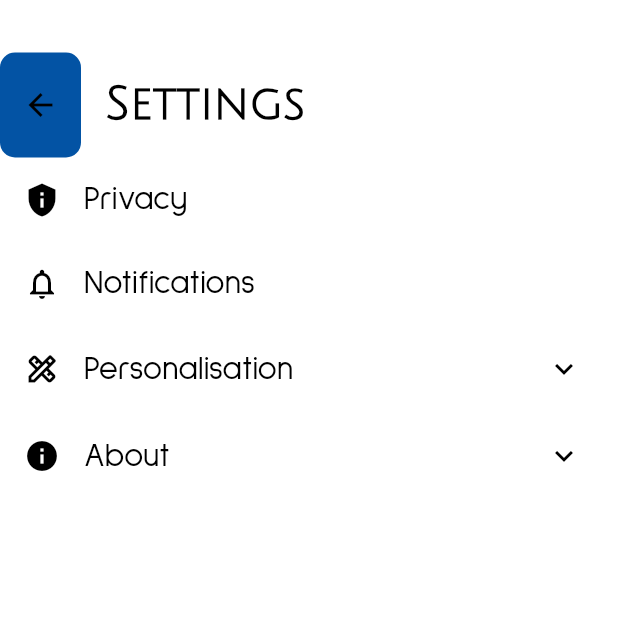
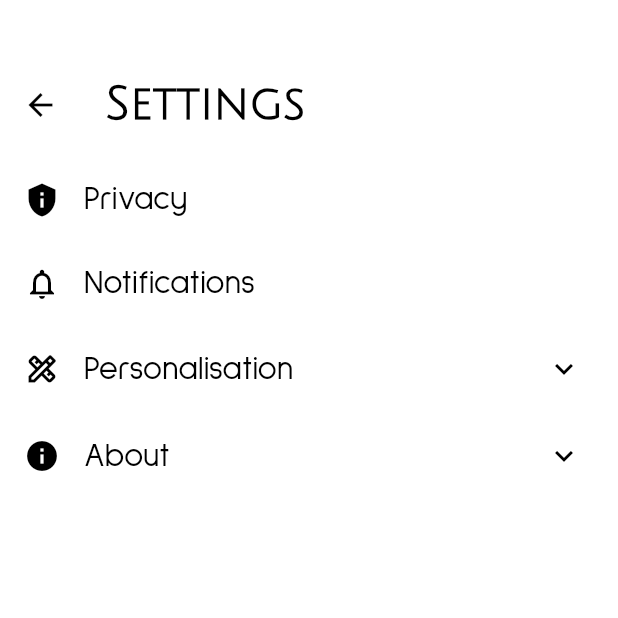
Before and after one commit to LahiruHW/toasties_kitahack, a Flutter app: the SettingsPage screen opened by its route, on a phone screen of 412 x 824 dp, the top half of it. Run offline on Flutter 3.47's test engine with Material 3 defaults, Android fonts, the light colour scheme and no system bars; our stand-ins replace animated_toggle_switch, cached_network_image, cloud_firestore, envied, firebase_auth, firebase_core and 4 more; missing offline and left inert: word_generator; accounts and stored records are empty; network calls fail.

Commit message:
update theme with cardTheme + minor UI tweaks

```diff
--- a/toasties_flutter/lib/common/settings_page.dart
+++ b/toasties_flutter/lib/common/settings_page.dart
@@ -31,6 +31,11 @@ class _SettingsPageState extends State<SettingsPage> {
             child: NavigationToolbar(
               centerMiddle: false,
               leading: IconButton(
+                style: const ButtonStyle(
+                  backgroundColor: MaterialStatePropertyAll(
+                    Colors.transparent,
+                  ),
+                ),
                 icon: Icon(
                   Icons.arrow_back,
                   color: Theme.of(context)
--- a/toasties_flutter/lib/login/login_legalease.dart
+++ b/toasties_flutter/lib/login/login_legalease.dart
@@ -107,7 +107,6 @@ class _LoginLegalEaseState extends State<LoginLegalEase> {
                     .titleLarge!
                     .copyWith(fontSize: 40),
               ),
-              const SizedBox(height: 60),
               Text(
                 "Enter your LegalEase account details below",
                 style: Theme.of(context).textTheme.bodySmall,
@@ -131,7 +130,7 @@ class _LoginLegalEaseState extends State<LoginLegalEase> {
                           .copyWith(color: Colors.black),
                       decoration: InputDecoration(
                         // fillColor: Colors.transparent,
-                        suffix: isEmailValid
+                        suffixIcon: isEmailValid
                             ? const Icon(Icons.check, color: Colors.green)
                             : null,
                       ),
--- a/toasties_flutter/lib/toasties_theme.dart
+++ b/toasties_flutter/lib/toasties_theme.dart
@@ -78,6 +78,13 @@ class ToastiesAppTheme {
         ),
       ),
     ),
+    cardTheme: CardTheme(
+      color: Colors.white,
+      elevation: 10,
+      shape: RoundedRectangleBorder(
+        borderRadius: BorderRadius.circular(10),
+      ),
+    ),
     useMaterial3: true,
   );
 
@@ -129,6 +136,13 @@ class ToastiesAppTheme {
         padding: MaterialStateProperty.all<EdgeInsetsGeometry>(
           const EdgeInsets.all(15),
         ),
+      ),
+    ),
+    cardTheme: CardTheme(
+      color: Colors.white,
+      elevation: 10,
+      shape: RoundedRectangleBorder(
+        borderRadius: BorderRadius.circular(10),
       ),
     ),
     useMaterial3: true,
```
